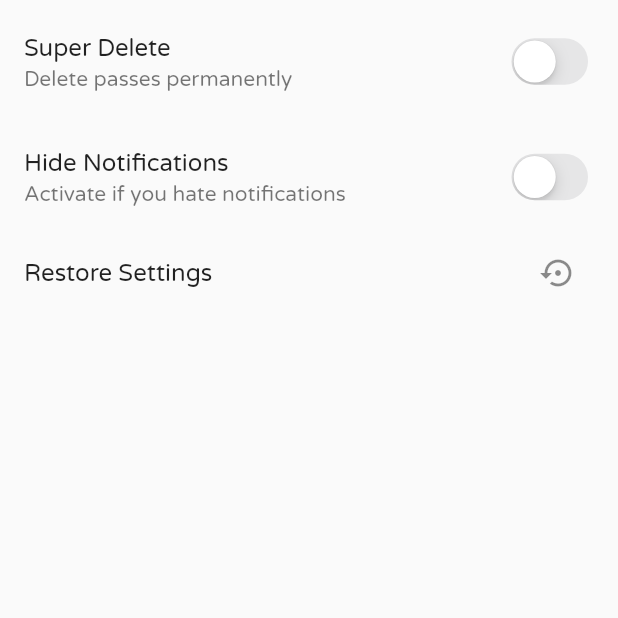
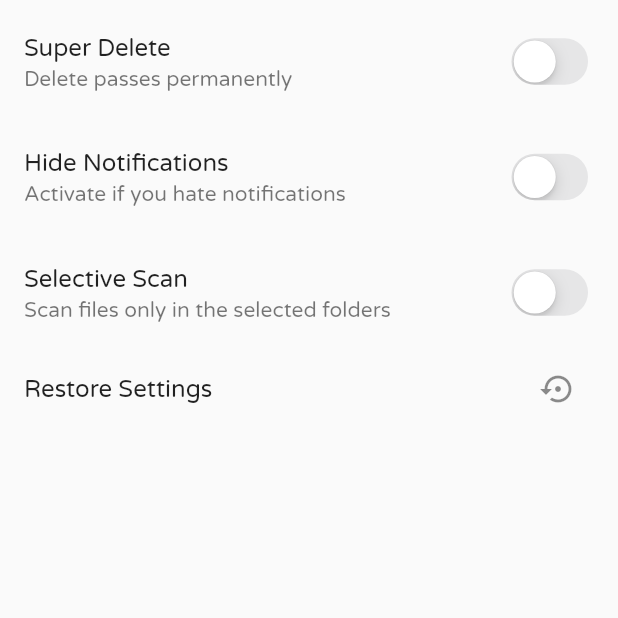
Before and after one commit to P-Duran/PassBox, a Flutter app: the SettingsScreen screen opened directly, after a tap on the "settings backup restore" icon, on a phone screen of 412 x 824 dp, the top half of it. Run offline on Flutter 3.47's test engine with Material 2 defaults, Android fonts, the phone set to English and light mode, and no system bars; drawn by our look-alikes of auto_size_text, overlay_support; our stand-ins replace after_layout, barcode_widget, file_picker, flip_card, flutter_local_notifications, flutter_swiper and 3 more; missing offline and left inert: flutter_archive, qrscan; accounts and stored records are empty.

Commit message:
Funciona en android 10 + escoger carpeta

```diff
--- a/lib/main.dart
+++ b/lib/main.dart
@@ -308,6 +308,7 @@ class _HomePageScreen extends State<HomePageScreen>
     PkpassProvider.of(context).value.sendEvent.add(OpenPassesEvent());
     PkpassProvider.of(context).value.sendEvent.add(
         GetSettingsPassEvent(PkpassProvider.of(context).settingsInfo.length));
+    PkpassProvider.of(context).value.sendEvent.add(GetFoldersEvent());
   }
 }
 
--- a/lib/model/model.dart
+++ b/lib/model/model.dart
@@ -2,6 +2,7 @@ import 'dart:io';
 import 'package:flutter_archive/flutter_archive.dart';
 import 'package:overlay_support/overlay_support.dart';
 import 'package:passbox/model/pass_info.dart';
+import 'package:passbox/model/provider.dart';
 import 'package:path_provider/path_provider.dart';
 import 'package:permission_handler/permission_handler.dart';
 import 'package:passbox/main.dart';
@@ -19,13 +20,28 @@ Future<List<PassInfo>> extractPkpasses() async {
         Permission.storage]); // it should print PermissionStatus.granted
   }
   Directory externalDir = await getExternalStorageDirectory();
-  Directory appdir = await getExternalStorageDirectory();
-  String externalPath = externalDir.path;
   Directory downDir = Directory("/storage/emulated/0");
-
-  var lis = downDir.list(recursive: true);
-  var lis2 = await lis.toList();
-  for (var element in lis2) {
+  var status2 = await Permission.storage.status;
+  if (!status2.isGranted) {
+    await Permission.storage.request();
+  }
+  bool selectiveScan = false;
+  SharedPreferences prefs = await SharedPreferences.getInstance();
+  try {
+    List<String> _settings = prefs.getStringList('settings');
+    selectiveScan = _settings[2] == 'false';
+  } catch (_) {}
+  List<FileSystemEntity> dirList = [];
+  if (selectiveScan) {
+    for (var filePath in prefs.getStringList('folders') ?? []) {
+      var _dir = Directory(filePath);
+      dirList..addAll(await _dir.list().toList());
+    }
+  } else {
+    var dirListStream = downDir.list(recursive: true);
+    dirList = await dirListStream.toList();
+  }
+  for (var element in dirList) {
     if (element.path.endsWith(".pkpass")) {
       try {
         var dir = Directory(externalDir.path +
@@ -33,6 +49,7 @@ Future<List<PassInfo>> extractPkpasses() async {
                 element.path.lastIndexOf("/"), element.path.length - 1));
         if (!await dir.exists()) {
           var d = await dir.create();
+
           File file = File(dir.path + "/file.path");
           file.createSync();
           file.writeAsString(element.path);
--- a/lib/model/pass_info.dart
+++ b/lib/model/pass_info.dart
@@ -65,7 +65,7 @@ class PassInfo {
     DateTime relDate;
     try {
       if (data['relevantDate'] != null)
-          relDate = DateTime.parse(data['relevantDate']);
+        relDate = DateTime.parse(data['relevantDate']);
     } catch (_) {
       print("No relevant date");
     }
@@ -98,7 +98,6 @@ class PassInfo {
     List<Field> sFields = Utils.jsonToFieldList(passinfo['secondaryFields']);
     List<Field> aFields = Utils.jsonToFieldList(passinfo['auxiliaryFields']);
     List<Field> bFields = Utils.jsonToFieldList(passinfo['backFields']);
-    print("rel date "+relDate.toString());
     return PassInfo(
         passPath: _passPath,
         appPath: _appPath,
--- a/lib/model/provider.dart
+++ b/lib/model/provider.dart
@@ -1,5 +1,4 @@
 import 'dart:async';
-import 'dart:io';
 
 import 'package:flutter/material.dart';
 import 'package:flutter/widgets.dart';
@@ -7,8 +6,9 @@ import 'package:overlay_support/overlay_support.dart';
 import 'package:passbox/model/model.dart';
 import 'package:passbox/model/pass_info.dart';
 import 'package:passbox/screens/settings_screen.dart';
-import 'package:passbox/theme/theme.dart';
 import 'package:shared_preferences/shared_preferences.dart';
+import 'package:url_launcher/url_launcher.dart';
+import 'package:file_picker/file_picker.dart';
 
 class PkpassProvider extends InheritedWidget {
   PkpassProvider({
@@ -21,11 +21,19 @@ class PkpassProvider extends InheritedWidget {
         super(key: key, child: child);
 
   PkpassManager value;
-  List<TileData> settingsInfo = [
-    TileData(
-        "Remove", "Super Delete", "Delete passes permanently"),
-    TileData("Notifications", "Hide Notifications",
-        "Activate if you hate notifications")
+  List<SettingData> settingsInfo = [
+    SettingData(
+      "Remove",
+      "Super Delete",
+      "Delete passes permanently",
+    ),
+    SettingData("Notifications", "Hide Notifications",
+        "Activate if you hate notifications"),
+    SettingData(
+      "Folders",
+      "Selective Scan",
+      "Scan files only in the selected folders",
+    ),
   ];
   static PkpassProvider of(BuildContext context) {
     return context.dependOnInheritedWidgetOfExactType<PkpassProvider>();
@@ -38,6 +46,7 @@ class PkpassProvider extends InheritedWidget {
 class PkpassManager {
   List<PassInfo> _passList = [];
   List<bool> settingsList = [];
+  List<String> folders_list = [];
 
   StreamController<List<PassInfo>> _passInfoStreamontroller =
       new StreamController.broadcast();
@@ -48,6 +57,11 @@ class PkpassManager {
       new StreamController.broadcast();
   Stream<List<bool>> get settings => _settingsStreamontroller.stream;
   Sink<List<bool>> get _settingsSink => _settingsStreamontroller.sink;
+
+  StreamController<List<String>> _foldersStreamontroller =
+      new StreamController.broadcast();
+  Stream<List<String>> get folders => _foldersStreamontroller.stream;
+  Sink<List<String>> get _foldersSink => _foldersStreamontroller.sink;
 
   final _passEventController = StreamController<PassEvent>();
   Sink<PassEvent> get sendEvent => _passEventController.sink;
@@ -76,7 +90,13 @@ class PkpassManager {
           _passList = value;
           _passListSink.add(_passList);
         }
-      } catch (_) {
+      } catch (e) {
+        var mailToSend = "mailto:pdhevs.supp@gmail.com?subject=bug>&body=$e";
+        if (await canLaunch(mailToSend)) {
+          await launch(mailToSend);
+        } else {
+          throw 'Could not launch $mailToSend';
+        }
         showSimpleNotification(
             Text(
               "Ups, passes could not be imported!!",
@@ -90,7 +110,6 @@ class PkpassManager {
             ));
       }
     } else if (event is OpenPassesEvent) {
-      print("OpenPassesEvent");
       openPkpasses().then(
         (value) {
           _passList = value;
@@ -123,6 +142,24 @@ class PkpassManager {
       print('settings $_settings');
       settingsList = _settings.map((e) => e == 'true').toList();
       _settingsSink.add(settingsList);
+    } else if (event is GetFoldersEvent) {
+      print("efoihfoifhoih");
+      SharedPreferences prefs = await SharedPreferences.getInstance();
+      List<String> _folders = prefs.getStringList('folders') ?? [];
+      print(_folders);
+      print(folders_list);
+      _foldersSink.add(_folders);
+      folders_list = _folders;
+    } else if (event is AddFolderEvent) {
+      List<String> _folders = folders_list;
+      if (event.folder != null) {
+        SharedPreferences prefs = await SharedPreferences.getInstance();
+        _folders = prefs.getStringList('folders') ?? [];
+        _folders.add(event.folder);
+        await prefs.setStringList('folders', _folders);
+      }
+      _foldersSink.add(_folders);
+      folders_list = _folders;
     }
   }
 }
@@ -153,3 +190,13 @@ class GetSettingsPassEvent extends PassEvent {
 
   GetSettingsPassEvent(this.lentgh);
 }
+
+class GetFoldersEvent extends PassEvent {}
+
+class AddFolderEvent extends PassEvent {
+  final String folder;
+
+  AddFolderEvent(this.folder);
+}
+
+class ClearSettings extends PassEvent {}
--- a/lib/screens/settings_screen.dart
+++ b/lib/screens/settings_screen.dart
@@ -1,5 +1,6 @@
 import 'package:after_layout/after_layout.dart';
 import 'package:auto_size_text/auto_size_text.dart';
+import 'package:file_picker/file_picker.dart';
 import 'package:flutter/cupertino.dart';
 import 'package:flutter/material.dart';
 import 'package:passbox/model/provider.dart';
@@ -13,7 +14,7 @@ class SettingsScreen extends StatefulWidget {
 
 class _SettingsScreen extends State<SettingsScreen>
     with AfterLayoutMixin<SettingsScreen> {
-  List<TileData> switchSettings;
+  List<SettingData> switchSettings;
   @override
   void initState() {
     super.initState();
@@ -35,10 +36,10 @@ class _SettingsScreen extends State<SettingsScreen>
             else
               data = List.filled(switchSettings.length, false);
             return ListView.builder(
-                itemCount: switchSettings.length + 1,
+                itemCount: switchSettings.length + 2,
                 itemBuilder: (BuildContext context, int index) {
-                  return index >= switchSettings.length
-                      ? ListTile(
+                  if (index == switchSettings.length + 1)
+                    return ListTile(
                       title: AutoSizeText(
                         "Restore Settings",
                         maxLines: 2,
@@ -51,12 +52,74 @@ class _SettingsScreen extends State<SettingsScreen>
                                 await SharedPreferences.getInstance();
                             prefs.clear();
                             PkpassProvider.of(context).value.sendEvent.add(
-                                    GetSettingsPassEvent(
-                                        switchSettings.length));
+                                GetSettingsPassEvent(switchSettings.length));
+                            PkpassProvider.of(context)
+                                .value
+                                .sendEvent
+                                .add(GetFoldersEvent());
                           }),
+                    );
+                  else if (index == switchSettings.length)
+                    return AnimatedContainer(
+                      duration: Duration(milliseconds: 200),
+                      height: data[index - 1] ? 200 : 0,
+                      child: Column(
+                        children: [
+                          Flexible(
+                            child: data[index - 1]
+                                ? ListTile(
+                                    title: Text("Selected Folders"),
+                                    trailing: IconButton(
+                                      icon: Icon(Icons.folder),
+                                      onPressed: () async {
+                                        var res = await FilePicker.platform
+                                            .getDirectoryPath();
+                                        PkpassProvider.of(context)
+                                            .value
+                                            .sendEvent
+                                            .add(AddFolderEvent(res));
+                                      },
+                                    ),
                                   )
-                      : settingTile(data, switchSettings[index].title,
-                          switchSettings[index].subtitle, index);
+                                : Container(),
+                          ),
+                          Flexible(
+                            child: ConstrainedBox(
+                              constraints: new BoxConstraints(
+                                maxHeight: 100.0,
+                              ),
+                              child: Padding(
+                                padding: EdgeInsets.only(left: 30, right: 30),
+                                child: StreamBuilder(
+                                  initialData: PkpassProvider.of(context)
+                                      .value
+                                      .folders_list,
+                                  stream:
+                                      PkpassProvider.of(context).value.folders,
+                                  builder: (BuildContext context,
+                                      AsyncSnapshot<List> snapshot) {
+                                    return ListView.builder(
+                                        itemCount: snapshot.data.length,
+                                        itemBuilder:
+                                            (BuildContext ctxt, int index) {
+                                          return new Column(
+                                              crossAxisAlignment:
+                                                  CrossAxisAlignment.start,
+                                              children: [
+                                                Text(snapshot.data[index]),
+                                                Divider()
+                                              ]);
+                                        });
+                                  },
+                                ),
+                              ),
+                            ),
+                          ),
+                        ],
+                      ),
+                    );
+                  else
+                    return settingTile(data, switchSettings[index], index);
                 });
           },
         ),
@@ -64,21 +127,22 @@ class _SettingsScreen extends State<SettingsScreen>
     );
   }
 
-  Widget settingTile(List data, String title, String subtitle, int index) {
+  Widget settingTile(List data, SettingData settingData, int index) {
     return Padding(
       padding: EdgeInsets.only(top: 5),
       child: ListTile(
         title: AutoSizeText(
-          title,
+          settingData.title,
           maxLines: 2,
           minFontSize: 1,
         ),
         subtitle: AutoSizeText(
-          subtitle,
+          settingData.subtitle,
           maxLines: 1,
           minFontSize: 1,
         ),
-        trailing: CupertinoSwitch(
+        trailing: settingData.trailing ??
+            CupertinoSwitch(
                 onChanged: (bool value) {
                   data[index] = value;
                   PkpassProvider.of(context)
@@ -99,10 +163,11 @@ class _SettingsScreen extends State<SettingsScreen>
   }
 }
 
-class TileData {
+class SettingData {
   final String title;
   final String subtitle;
   final String key;
+  final Widget trailing;
 
-  TileData(this.key, this.title, this.subtitle);
+  SettingData(this.key, this.title, this.subtitle, {this.trailing});
 }
--- a/pubspec.yaml
+++ b/pubspec.yaml
@@ -15,7 +15,7 @@ publish_to: 'none' # Remove this line if you wish to publish to pub.dev
 # In iOS, build-name is used as CFBundleShortVersionString while build-number used as CFBundleVersion.
 # Read more about iOS versioning at
 # https://developer.apple.com/library/archive/documentation/General/Reference/InfoPlistKeyReference/Articles/CoreFoundationKeys.html
-version: 1.0.0+1
+version: 1.0.0+4
 
 environment:
   sdk: ">=2.7.0 <3.0.0"
@@ -37,6 +37,8 @@ dependencies:
   shared_preferences: ^0.5.10
   flutter_local_notifications: ^1.4.4+4
   rxdart: ^0.23.1
+  file_picker: ^2.0.6
+
 
   flutter:
     sdk: flutter
```
Also changed, not shown: pubspec.lock, 7 other files. Lines whose indentation alone changed are shown as unchanged.
